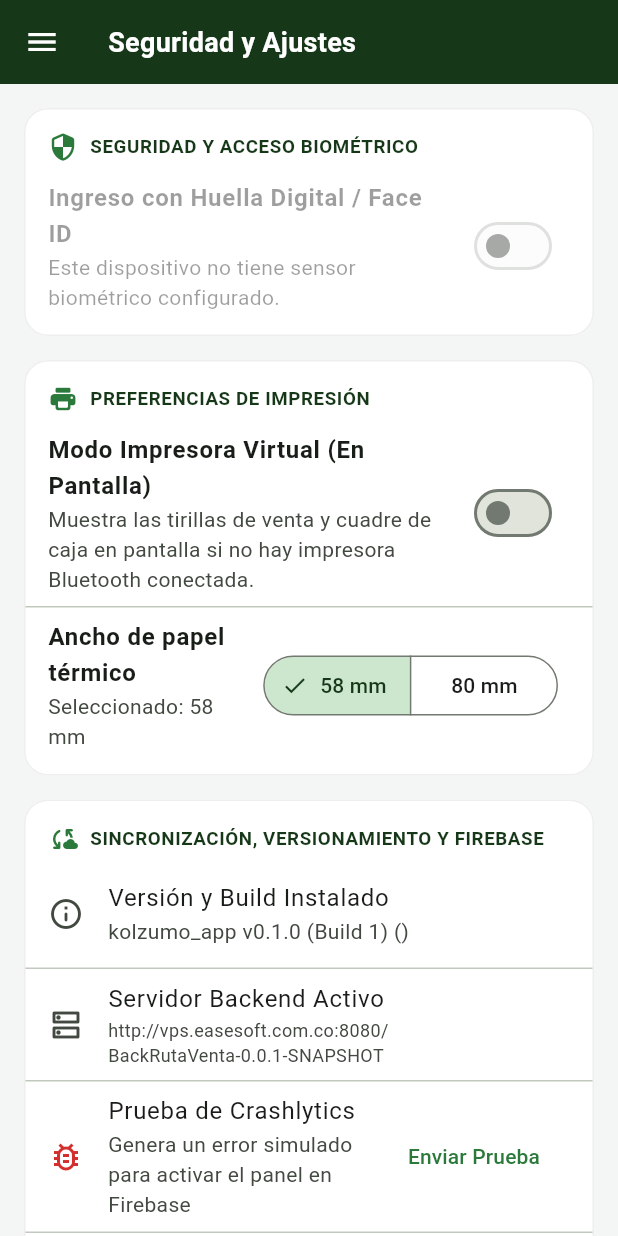
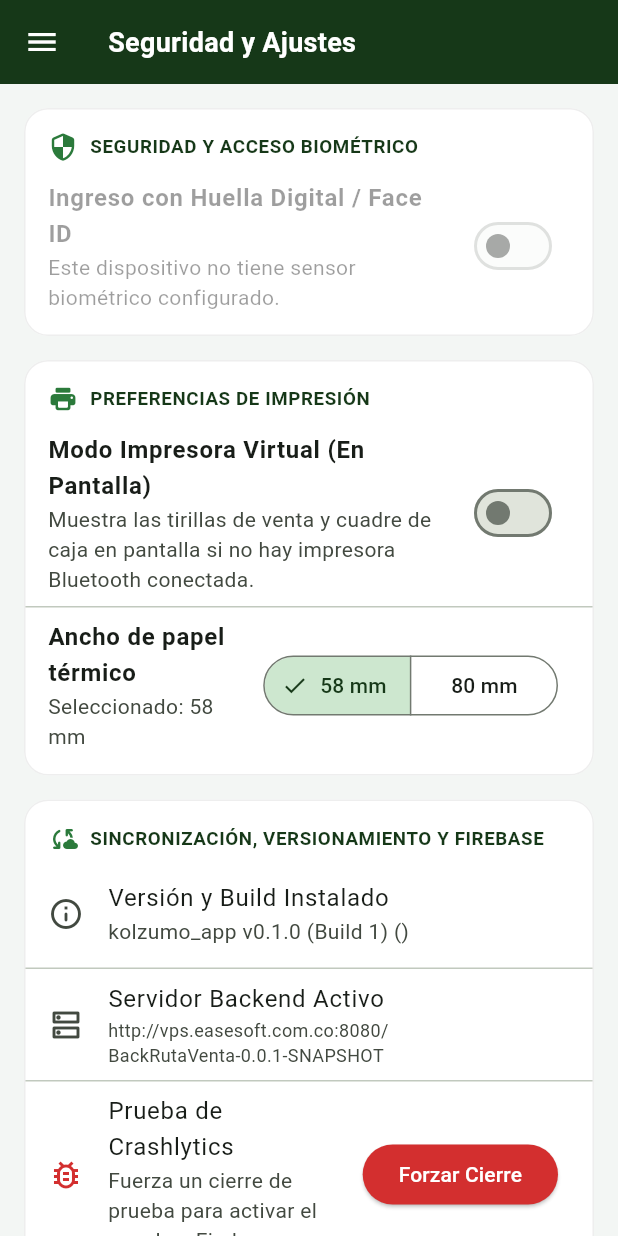
Before and after one commit to mesingertipe/kolzumo, a Flutter app: the SettingsScreen screen opened by its route, on a phone screen of 412 x 824 dp. Run offline on Flutter 3.47's test engine with Material 3 defaults, Android fonts, the phone set to English and light mode, and no system bars; our stand-ins replace dio, drift, dropdown_search, firebase_analytics, firebase_core, firebase_crashlytics and 9 more; missing offline and left inert: esc_pos_utils_plus, flutter_classic_bluetooth, print_bluetooth_thermal; accounts and stored records are empty; generated files the repository leaves out were written again.

Commit message:
feat: prueba fatal de crashlytics para activar la consola de firebase

```diff
--- a/lib/presentation/screens/settings.dart
+++ b/lib/presentation/screens/settings.dart
@@ -255,23 +255,18 @@ class _SettingsScreenState extends State<SettingsScreen> {
                   ListTile(
                     leading: const Icon(Icons.bug_report_outlined, color: AppTheme.dangerColor),
                     title: const Text('Prueba de Crashlytics'),
-                    subtitle: const Text('Genera un error simulado para activar el panel en Firebase'),
-                    trailing: TextButton(
+                    subtitle: const Text('Fuerza un cierre de prueba para activar el panel en Firebase'),
+                    trailing: ElevatedButton(
+                      style: ElevatedButton.styleFrom(
+                        backgroundColor: AppTheme.dangerColor,
+                        foregroundColor: Colors.white,
+                      ),
                       onPressed: () {
-                        TelemetryService.instance.recordError(
-                          Exception('Prueba de activación de Crashlytics desde KolZumo App'),
-                          StackTrace.current,
-                          reason: 'Prueba manual para encender el panel de Firebase',
-                          fatal: false,
-                        );
-                        ScaffoldMessenger.of(context).showSnackBar(
-                          const SnackBar(
-                            content: Text('Evento de prueba enviado a Firebase Crashlytics con éxito.'),
-                            backgroundColor: AppTheme.primaryColor,
-                          ),
-                        );
+                        // Firebase Crashlytics requiere un crash nativo/fatal
+                        // y luego reabrir la app para enviar el reporte y activar la consola.
+                        FirebaseCrashlytics.instance.crash();
                       },
-                      child: const Text('Enviar Prueba'),
+                      child: const Text('Forzar Cierre'),
                     ),
                   ),
                   const Divider(height: 1),
```
